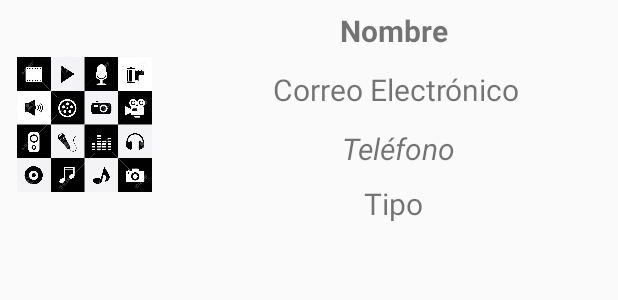
After one commit to Ramy34/Listado, an Android app: the layout elemento_lista.xml on its own in the app's theme, with its tools: preview values and no code run, on a phone screen of 412 x 824 dp. The commit adds this screen. Shown: the top 300 px of the screen. Run offline under Robolectric (Android 15) with nearby library versions, the phone set to English and light mode, and no system bars.

Commit message:
Se comienza con la parte del listado

```diff
--- a/app/src/main/java/com/example/listado/Main2Activity.java
+++ b/app/src/main/java/com/example/listado/Main2Activity.java
@@ -21,9 +21,7 @@ public class Main2Activity extends AppCompatActivity {
     Spinner sp;
     SharedPreferences spr;
     SharedPreferences.Editor editor;
-
     ArrayList<Empresa> arregloEmp = new ArrayList<Empresa>();
-
     int id;
 
     @Override
@@ -41,7 +39,7 @@ public class Main2Activity extends AppCompatActivity {
 
         spr = getPreferences(Context.MODE_PRIVATE);
         editor = spr.edit();
-        id =   spr.getInt("id", 1000);
+        id = spr.getInt("id", 1000);
 
         String[] opciones = {getResources().getString(R.string.alimenticio), getResources().getString(R.string.automotriz),
                 getResources().getString(R.string.entretenimiento), getResources().getString(R.string.farmaceutico)};
--- /dev/null
+++ b/app/src/main/res/layout/elemento_lista.xml
@@ -0,0 +1,87 @@
+<?xml version="1.0" encoding="utf-8"?>
+<androidx.constraintlayout.widget.ConstraintLayout
+    xmlns:android="http://schemas.android.com/apk/res/android"
+    xmlns:app="http://schemas.android.com/apk/res-auto"
+    xmlns:tools="http://schemas.android.com/tools"
+    android:layout_width="match_parent"
+    android:layout_height="match_parent">
+
+    <ImageView
+        android:id="@+id/imageView"
+        android:layout_width="91dp"
+        android:layout_height="90dp"
+        app:layout_constraintBottom_toTopOf="@+id/guideline11"
+        app:layout_constraintEnd_toStartOf="@+id/guideline9"
+        app:layout_constraintStart_toStartOf="parent"
+        app:layout_constraintTop_toTopOf="@+id/guideline10"
+        app:srcCompat="@drawable/entretenimiento" />
+
+    <androidx.constraintlayout.widget.Guideline
+        android:id="@+id/guideline9"
+        android:layout_width="wrap_content"
+        android:layout_height="wrap_content"
+        android:orientation="vertical"
+        app:layout_constraintGuide_begin="113dp" />
+
+    <androidx.constraintlayout.widget.Guideline
+        android:id="@+id/guideline10"
+        android:layout_width="wrap_content"
+        android:layout_height="wrap_content"
+        android:orientation="horizontal"
+        app:layout_constraintGuide_begin="7dp" />
+
+    <TextView
+        android:id="@+id/tvNombre"
+        android:layout_width="wrap_content"
+        android:layout_height="wrap_content"
+        android:text="@string/nombre"
+        android:textSize="20sp"
+        android:textStyle="bold"
+        app:layout_constraintEnd_toEndOf="parent"
+        app:layout_constraintStart_toStartOf="@+id/guideline9"
+        app:layout_constraintTop_toTopOf="@+id/guideline10" />
+
+    <TextView
+        android:id="@+id/tvCorreo"
+        android:layout_width="wrap_content"
+        android:layout_height="wrap_content"
+        android:layout_marginTop="12dp"
+        android:text="@string/correo"
+        android:textSize="20sp"
+        android:textStyle="normal"
+        app:layout_constraintEnd_toEndOf="parent"
+        app:layout_constraintHorizontal_bias="0.513"
+        app:layout_constraintStart_toStartOf="@+id/guideline9"
+        app:layout_constraintTop_toBottomOf="@+id/tvNombre" />
+
+    <TextView
+        android:id="@+id/tvTel"
+        android:layout_width="wrap_content"
+        android:layout_height="wrap_content"
+        android:layout_marginTop="12dp"
+        android:text="@string/telefono"
+        android:textSize="20sp"
+        android:textStyle="italic"
+        app:layout_constraintEnd_toEndOf="parent"
+        app:layout_constraintHorizontal_bias="0.514"
+        app:layout_constraintStart_toStartOf="@+id/guideline9"
+        app:layout_constraintTop_toBottomOf="@+id/tvCorreo" />
+
+    <TextView
+        android:id="@+id/tvTipo"
+        android:layout_width="wrap_content"
+        android:layout_height="wrap_content"
+        android:text="@string/tipo"
+        android:textSize="20sp"
+        app:layout_constraintBottom_toTopOf="@+id/guideline11"
+        app:layout_constraintEnd_toEndOf="parent"
+        app:layout_constraintStart_toStartOf="@+id/guideline9"
+        app:layout_constraintTop_toBottomOf="@+id/tvTel" />
+
+    <androidx.constraintlayout.widget.Guideline
+        android:id="@+id/guideline11"
+        android:layout_width="wrap_content"
+        android:layout_height="wrap_content"
+        android:orientation="horizontal"
+        app:layout_constraintGuide_begin="159dp" />
+</androidx.constraintlayout.widget.ConstraintLayout>
--- a/app/src/main/res/layout/spinner_item_layout.xml
+++ b/app/src/main/res/layout/spinner_item_layout.xml
@@ -6,4 +6,5 @@
     android:textSize="24sp"
     android:padding="10sp"
     android:textColor="@color/white"
+    android:background="@color/purple"
     xmlns:android="http://schemas.android.com/apk/res/android"  />
--- a/app/src/main/res/values/colors.xml
+++ b/app/src/main/res/values/colors.xml
@@ -4,4 +4,5 @@
     <color name="colorPrimaryDark">#3700B3</color>
     <color name="colorAccent">#03DAC5</color>
     <color name="white">#FFFFFF</color>
+    <color name="purple">#5F04B4</color>
 </resources>
```
Also changed, not shown: app/src/main/java/com/example/listado/Adaptador.java (added, +56 -0 lines), app/src/main/java/com/example/listado/Main3Activity.java (+49 -0 lines), app/src/main/res/layout/activity_main3.xml (+12 -0 lines), app/src/main/res/drawable/entretenimiento.jpg (added).
